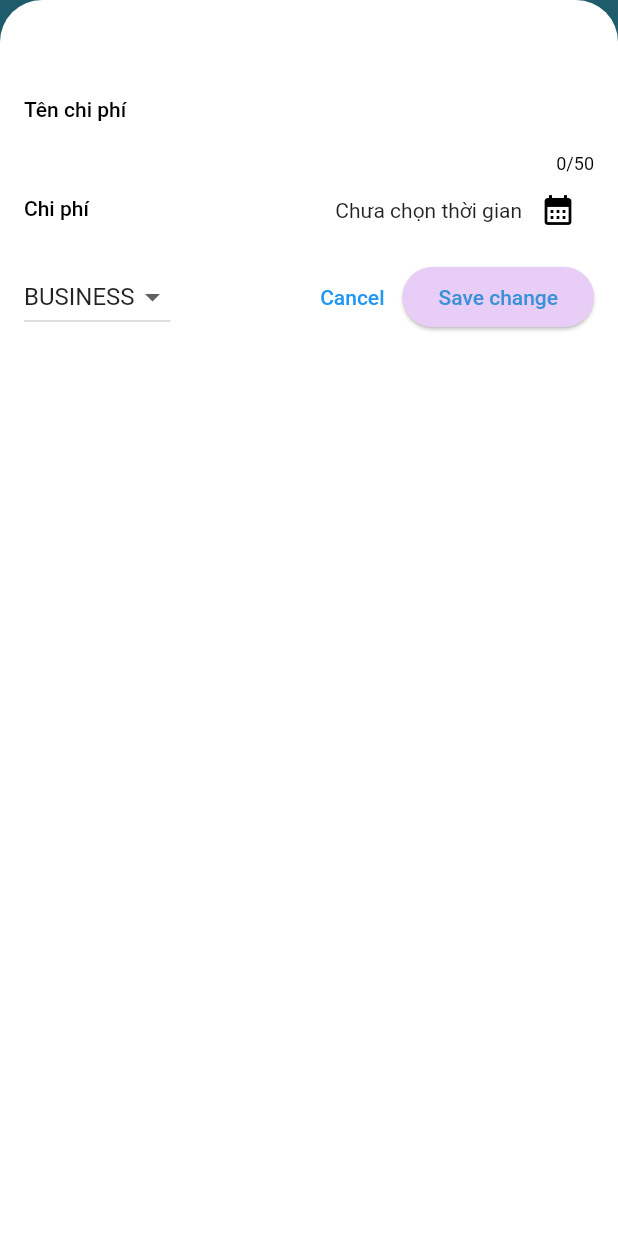
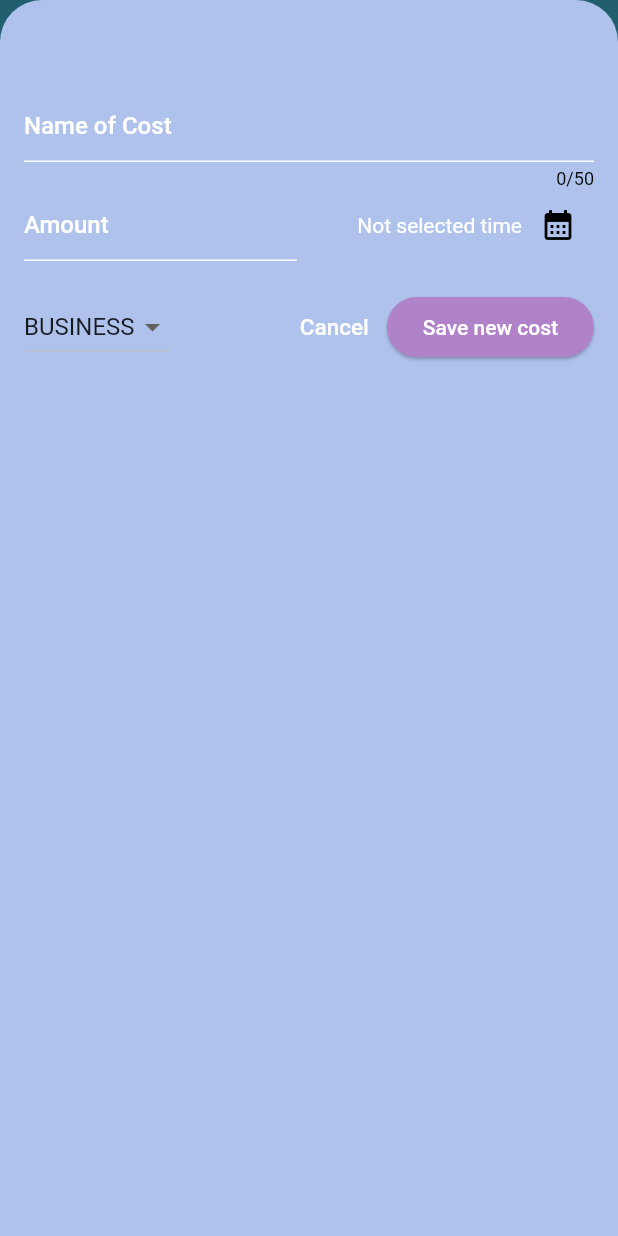
Before and after one commit to vinhngtr/Application_todo_app, a Flutter app: the screen it shows after launch, after a tap on the "add" icon, on a phone screen of 412 x 824 dp. Run offline on Flutter 3.47's test engine with Material 2 defaults, Android fonts, the phone set to English and light mode, and no system bars.

Commit message:
update source code

```diff
--- /dev/null
+++ b/lib/Chart/chart.dart
@@ -0,0 +1,94 @@
+import 'package:flutter/material.dart';
+import 'package:expansetracker/Chart/chart_bar.dart';
+import 'package:expansetracker/model/expensemodel.dart';
+
+class Chart extends StatelessWidget {
+  const Chart({super.key, required this.expenses});
+
+  final List<Cost> expenses;
+
+  List<ExpenseBucket> get buckets {
+    return [
+      ExpenseBucket.forCategory(expenses, Category.food),
+      ExpenseBucket.forCategory(expenses, Category.business),
+      ExpenseBucket.forCategory(expenses, Category.travel),
+      ExpenseBucket.forCategory(expenses, Category.work),
+    ];
+  }
+
+  double get maxTotalExpense {
+    double maxTotalExpense = 0;
+
+    for (final bucket in buckets) {
+      if (bucket.totalExpenses > maxTotalExpense) {
+        maxTotalExpense = bucket.totalExpenses;
+      }
+    }
+
+    return maxTotalExpense;
+  }
+
+  @override
+  Widget build(BuildContext context) {
+    final isDarkMode =
+        MediaQuery.of(context).platformBrightness == Brightness.dark;
+    return Container(
+      margin: const EdgeInsets.all(16),
+      padding: const EdgeInsets.symmetric(
+        vertical: 16,
+        horizontal: 8,
+      ),
+      width: double.infinity,
+      height: 180,
+      decoration: BoxDecoration(
+        borderRadius: BorderRadius.circular(8),
+        gradient: LinearGradient(
+          colors: [
+            Theme.of(context).colorScheme.primary.withOpacity(0.3),
+            Theme.of(context).colorScheme.primary.withOpacity(0.0)
+          ],
+          begin: Alignment.bottomCenter,
+          end: Alignment.topCenter,
+        ),
+      ),
+      child: Column(
+        children: [
+          Expanded(
+            child: Row(
+              crossAxisAlignment: CrossAxisAlignment.end,
+              children: [
+                for (final bucket in buckets) // alternative to map()
+                  ChartBar(
+                    fill: bucket.totalExpenses == 0
+                        ? 0
+                        : bucket.totalExpenses / maxTotalExpense,
+                  )
+              ],
+            ),
+          ),
+          const SizedBox(height: 12),
+          Row(
+            children: buckets
+                .map(
+                  (bucket) => Expanded(
+                    child: Padding(
+                      padding: const EdgeInsets.symmetric(horizontal: 4),
+                      child: Icon(
+                        categoryIcons[bucket.category],
+                        color: isDarkMode
+                            ? Theme.of(context).colorScheme.secondary
+                            : Theme.of(context)
+                                .colorScheme
+                                .primary
+                                .withOpacity(0.7),
+                      ),
+                    ),
+                  ),
+                )
+                .toList(),
+          )
+        ],
+      ),
+    );
+  }
+}
--- /dev/null
+++ b/lib/Chart/chart_bar.dart
@@ -0,0 +1,34 @@
+import 'package:flutter/material.dart';
+
+class ChartBar extends StatelessWidget {
+  const ChartBar({
+    super.key,
+    required this.fill,
+  });
+
+  final double fill;
+
+  @override
+  Widget build(BuildContext context) {
+    final isDarkMode =
+        MediaQuery.of(context).platformBrightness == Brightness.dark;
+    return Expanded(
+      child: Padding(
+        padding: const EdgeInsets.symmetric(horizontal: 4),
+        child: FractionallySizedBox(
+          heightFactor: fill,
+          child: DecoratedBox(
+            decoration: BoxDecoration(
+              shape: BoxShape.rectangle,
+              borderRadius:
+                  const BorderRadius.vertical(top: Radius.circular(8)),
+              color: isDarkMode
+                  ? Theme.of(context).colorScheme.onPrimary
+                  : Theme.of(context).colorScheme.primary.withOpacity(0.65),
+            ),
+          ),
+        ),
+      ),
+    );
+  }
+}
--- a/lib/expanse.dart
+++ b/lib/expanse.dart
@@ -1,4 +1,5 @@
 import 'package:flutter/material.dart';
+import 'package:expansetracker/Chart/chart.dart';
 import 'package:expansetracker/model/expensemodel.dart';
 import 'package:expansetracker/expanse_list.dart';
 import 'package:expansetracker/new_expense.dart';
@@ -13,16 +14,10 @@ class Expense extends StatefulWidget {
 class _ExpenseState extends State<Expense> {
   final List<Cost> _regisExpanse = [
     Cost(
-      title: 'Flutter Course',
-      amount: 19.99,
+      title: 'New Expense',
+      amount: 0,
       time: DateTime.now(),
       category: Category.work,
-    ),
-    Cost(
-      title: 'Cinema',
-      amount: 15.69,
-      time: DateTime.now(),
-      category: Category.business,
     ),
   ];
 
@@ -66,6 +61,7 @@ class _ExpenseState extends State<Expense> {
       isScrollControlled: true,
       context: context,
       builder: (func) => NewExpense(addNewExpense: _addCostNewToDB),
+      backgroundColor: const Color.fromARGB(255, 174, 194, 236),
     );
   }
 
@@ -111,11 +107,11 @@ class _ExpenseState extends State<Expense> {
         elevation: 10,
       ),
 
-      // -------------//
+      // -----------------------THE END MAIN DART------------------------------------//
 
       body: Column(
         children: [
-          const Text('data chart'),
+          Chart(expenses: _regisExpanse),
           Expanded(
             child: emtyCost,
           ),
--- a/lib/expanse_list.dart
+++ b/lib/expanse_list.dart
@@ -12,11 +12,16 @@ class ExpenseList extends StatelessWidget {
   Widget build(BuildContext context) {
     return ListView.builder(
       itemCount: costList.length,
-      //! --------!: Method: Dismissible: cho phép trượt TRÁI PHẢI 1 ITEM XÓA KHỎI MÀN HÌNH (DỮ LIỆU GỐC THÌ KO XÓA NÊU ko đi lèm Property:
-      //  onDimissed: )
+      //! --------!: Method: Dismissible: cho phép trượt TRÁI PHẢI 1 ITEM XÓA KHỎI MÀN HÌNH (DỮ LIỆU GỐC THÌ KO XÓA NẾU ko đi kèm Property:  onDimissed()
       itemBuilder: (func, idx) => Dismissible(
         key: ValueKey(costList[idx]),
-
+        background: Container(
+          color: Theme.of(context).focusColor,
+          margin: const EdgeInsets.symmetric(
+            horizontal: 16,
+            vertical: 8,
+          ),
+        ),
         onDismissed: (direction) {
           removeCost(costList[idx]);
         },
--- a/lib/expense_item.dart
+++ b/lib/expense_item.dart
@@ -34,6 +34,7 @@ class ExpenseItem extends StatelessWidget {
               costItem.title,
               style: const TextStyle(
                 fontSize: 17,
+                color: Colors.white,
                 fontWeight: FontWeight.bold,
               ),
             ),
--- a/lib/main.dart
+++ b/lib/main.dart
@@ -1,22 +1,34 @@
-// import 'package:expansetracker/expanse_list.dart';
 import 'package:flutter/material.dart';
 import 'package:expansetracker/expanse.dart';
 
+var kDarkColorScheme = ColorScheme.fromSeed(
+  seedColor: const Color.fromARGB(197, 88, 85, 85),
+);
 void main() {
   runApp(
     MaterialApp(
+      darkTheme: ThemeData.dark().copyWith(
+        useMaterial3: true,
+        colorScheme: kDarkColorScheme,
+        cardTheme: const CardTheme().copyWith(
+          color: const Color.fromARGB(255, 117, 159, 179),
+        ),
+      ),
       theme: ThemeData().copyWith(
-          useMaterial3: true,
-          scaffoldBackgroundColor: const Color.fromARGB(166, 184, 196, 212),
-          cardTheme: const CardTheme().copyWith(
-            color: const Color.fromARGB(255, 239, 235, 222),
-            margin: const EdgeInsets.fromLTRB(10, 12, 10, 12),
+        useMaterial3: true,
+        scaffoldBackgroundColor: Colors.white,
+        cardTheme: const CardTheme().copyWith(
+          color: const Color.fromARGB(166, 159, 239, 205),
+          margin: const EdgeInsets.fromLTRB(10, 14, 10, 14),
+        ),
+        elevatedButtonTheme: ElevatedButtonThemeData(
+          style: ElevatedButton.styleFrom(
+            backgroundColor: const Color.fromARGB(111, 28, 130, 193),
           ),
-          elevatedButtonTheme: ElevatedButtonThemeData(
-              style: ElevatedButton.styleFrom(
-            backgroundColor: const Color.fromARGB(111, 28, 130, 193),
-          ))),
+        ),
+      ),
       debugShowCheckedModeBanner: false,
+      themeMode: ThemeMode.system,
       home: const Expense(),
     ),
   );
--- a/lib/model/expensemodel.dart
+++ b/lib/model/expensemodel.dart
@@ -33,3 +33,28 @@ class Cost {
     return formatter.format(time);
   }
 }
+
+class ExpenseBucket {
+  const ExpenseBucket({
+    required this.category,
+    required this.expenses,
+  });
+
+  ExpenseBucket.forCategory(List<Cost> allExpenses, this.category)
+      : expenses = allExpenses
+            .where((expense) => expense.category == category)
+            .toList();
+
+  final Category category;
+  final List<Cost> expenses;
+
+  double get totalExpenses {
+    double sum = 0;
+
+    for (final expense in expenses) {
+      sum += expense.amount; // sum = sum + expense.amount
+    }
+
+    return sum;
+  }
+}
--- a/lib/new_expense.dart
+++ b/lib/new_expense.dart
@@ -75,7 +75,7 @@ class _NewCostState extends State<NewExpense> {
   @override
   Widget build(BuildContext context) {
     return Padding(
-      padding: const EdgeInsets.fromLTRB(16, 50, 16, 30),
+      padding: const EdgeInsets.fromLTRB(16, 60, 16, 30),
       child: Column(
         // crossAxisAlignment: CrossAxisAlignment.start,
         children: [
@@ -86,7 +86,13 @@ class _NewCostState extends State<NewExpense> {
             // mouseCursor: SystemMouseCursors.move,
             decoration: const InputDecoration(
               // border: UnderlineInputBorder(),
-              labelText: 'Tên chi phí',
+              label: Text(
+                'Name of Cost',
+                style: TextStyle(
+                  color: Colors.white,
+                  fontSize: 16,
+                ),
+              ),
             ),
           ),
 
@@ -99,7 +105,11 @@ class _NewCostState extends State<NewExpense> {
                   keyboardType: TextInputType.number,
                   decoration: const InputDecoration(
                     prefixText: '\$ ',
-                    label: Text('Chi phí'),
+                    label: Text('Amount',
+                        style: TextStyle(
+                          color: Colors.white,
+                          fontSize: 16,
+                        )),
                   ),
                 ),
               ),
@@ -116,8 +126,12 @@ class _NewCostState extends State<NewExpense> {
                   children: [
                     Text(
                       _selectDate == null
-                          ? 'Chưa chọn thời gian'
+                          ? 'Not selected time'
                           : formatter.format(_selectDate!),
+                      style: const TextStyle(
+                        color: Colors.white,
+                        fontSize: 14,
+                      ),
                     ),
                     IconButton(
                       onPressed: _presentDatePicker,
@@ -130,7 +144,7 @@ class _NewCostState extends State<NewExpense> {
           ),
 
           const SizedBox(
-            height: 10,
+            height: 20,
           ),
 
           // ! BUTTON XÁC THỰC
@@ -158,6 +172,8 @@ class _NewCostState extends State<NewExpense> {
               const SizedBox(
                 width: 30,
               ),
+
+              //
               Expanded(
                 child: Row(
                   mainAxisAlignment: MainAxisAlignment.end,
@@ -167,21 +183,24 @@ class _NewCostState extends State<NewExpense> {
                       onPressed: () {
                         Navigator.pop(context);
                       },
-                      style: const ButtonStyle(
-                          // backgroundColor: MaterialStatePropertyAll(
-                          // Color.fromARGB(255, 232, 205, 247)),
-                          ),
-                      child: const Text('Cancel'),
+                      style: const ButtonStyle(),
+                      child: const Text(
+                        'Cancel',
+                        style: TextStyle(
+                          color: Colors.white,
+                          fontSize: 15,
+                        ),
+                      ),
                     ),
                     ElevatedButton(
                       onPressed: _checkDataAndSubmit,
                       style: ElevatedButton.styleFrom(
                         backgroundColor:
-                            const Color.fromARGB(255, 232, 205, 247),
+                            const Color.fromARGB(255, 176, 131, 201),
                         foregroundColor:
-                            const Color.fromARGB(255, 59, 145, 215),
+                            const Color.fromARGB(255, 255, 255, 255),
                       ),
-                      child: const Text('Save change'),
+                      child: const Text('Save new cost'),
                     ),
                   ],
                 ),
```
